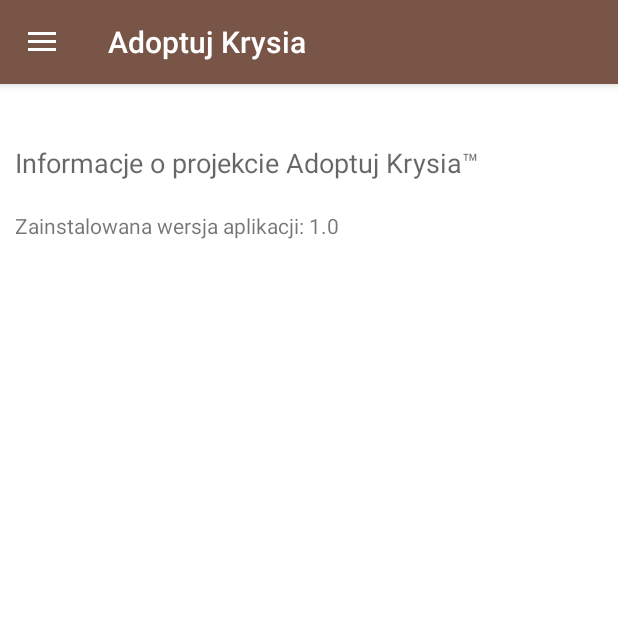
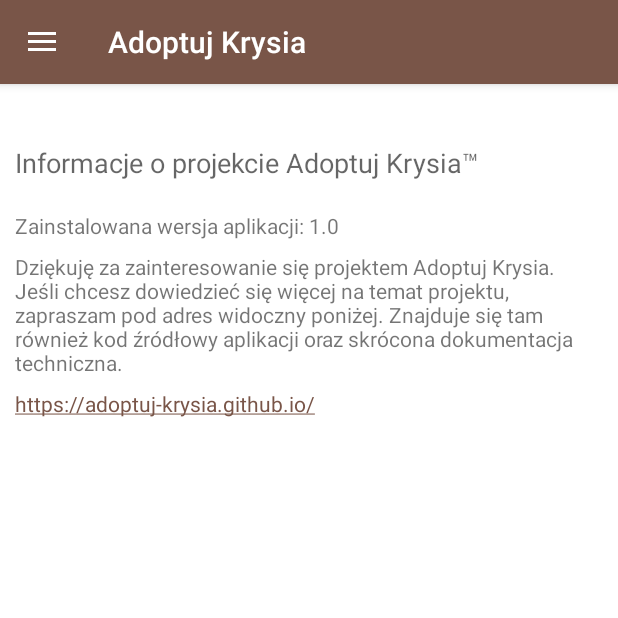
Before and after one commit to adoptuj-krysia/adoptuj-krysia-android, an Android app: the screen it shows after launch (MainActivity), in the side drawer, after a tap on "O programie", on a phone screen of 412 x 824 dp, the top half of it. Run offline under Robolectric (Android 15) with nearby library versions, the phone set to English and light mode, and no system bars.

Commit message:
Added link to projekt website in information fragment

```diff
--- a/app/src/main/java/pl/tuchola/zslit/krychu/view/InformationFragment.kt
+++ b/app/src/main/java/pl/tuchola/zslit/krychu/view/InformationFragment.kt
@@ -1,5 +1,7 @@
 package pl.tuchola.zslit.krychu.view
 import android.os.Bundle
+import android.text.method.LinkMovementMethod
+import android.text.util.Linkify
 import android.view.LayoutInflater
 import android.view.View
 import android.view.ViewGroup
@@ -20,6 +22,9 @@ class InformationFragment : Fragment() {
         super.onStart()
         appVersion_textView.text = getString(R.string.info_app_version)
             .replace("%s", BuildConfig.VERSION_NAME.toString(), true)
+
+        projektWebisteLink_textView.paint.isUnderlineText = true
+        projektWebisteLink_textView.movementMethod = LinkMovementMethod.getInstance()
     }
 
 }
--- a/app/src/main/res/layout/fragment_information.xml
+++ b/app/src/main/res/layout/fragment_information.xml
@@ -29,6 +29,30 @@
         app:layout_constraintStart_toStartOf="parent"
         app:layout_constraintTop_toBottomOf="@+id/appInfoHeader_textView" />
 
+    <TextView
+        android:id="@+id/informationHello_textView"
+        android:layout_width="0dp"
+        android:layout_height="wrap_content"
+        android:layout_marginRight="10dp"
+        android:layout_marginLeft="10dp"
+        android:layout_marginTop="8dp"
+        android:text="@string/info_welcome_message"
+        app:layout_constraintEnd_toEndOf="parent"
+        app:layout_constraintStart_toStartOf="parent"
+        app:layout_constraintTop_toBottomOf="@+id/appVersion_textView" />
 
-
+    <TextView
+        android:id="@+id/projektWebisteLink_textView"
+        android:layout_width="0dp"
+        android:layout_height="wrap_content"
+        android:layout_marginRight="10dp"
+        android:layout_marginLeft="10dp"
+        android:layout_marginTop="8dp"
+        android:autoLink="web"
+        android:text="@string/info_website_link"
+        android:textColor="@color/colorAccent"
+        android:textColorLink="@color/colorAccent"
+        app:layout_constraintEnd_toEndOf="parent"
+        app:layout_constraintStart_toStartOf="parent"
+        app:layout_constraintTop_toBottomOf="@+id/informationHello_textView" />
 </androidx.constraintlayout.widget.ConstraintLayout>
--- a/app/src/main/res/values/strings.xml
+++ b/app/src/main/res/values/strings.xml
@@ -24,6 +24,12 @@
     <string name="fishing_opportunity_unknown">Ciekawe, czy mamy dziś dobrą pogodę na ryby :)</string>
 
     <string name="info_app_version">Zainstalowana wersja aplikacji: %s</string>
+    <string name="info_welcome_message">
+        Dziękuję za zainteresowanie się projektem Adoptuj Krysia. Jeśli chcesz dowiedzieć się
+        więcej na temat projektu, zapraszam pod adres widoczny poniżej. Znajduje się tam również
+        kod źródłowy aplikacji oraz skrócona dokumentacja techniczna.
+    </string>
+    <string name="info_website_link">https://adoptuj-krysia.github.io/</string>
 
     <string name="apk_friend_touched">Prosimy nie dotykać eksponatu.</string>
     <string name="apk_friend_touched_weather">Nie wkurwiaj wędkarza.</string>
```
